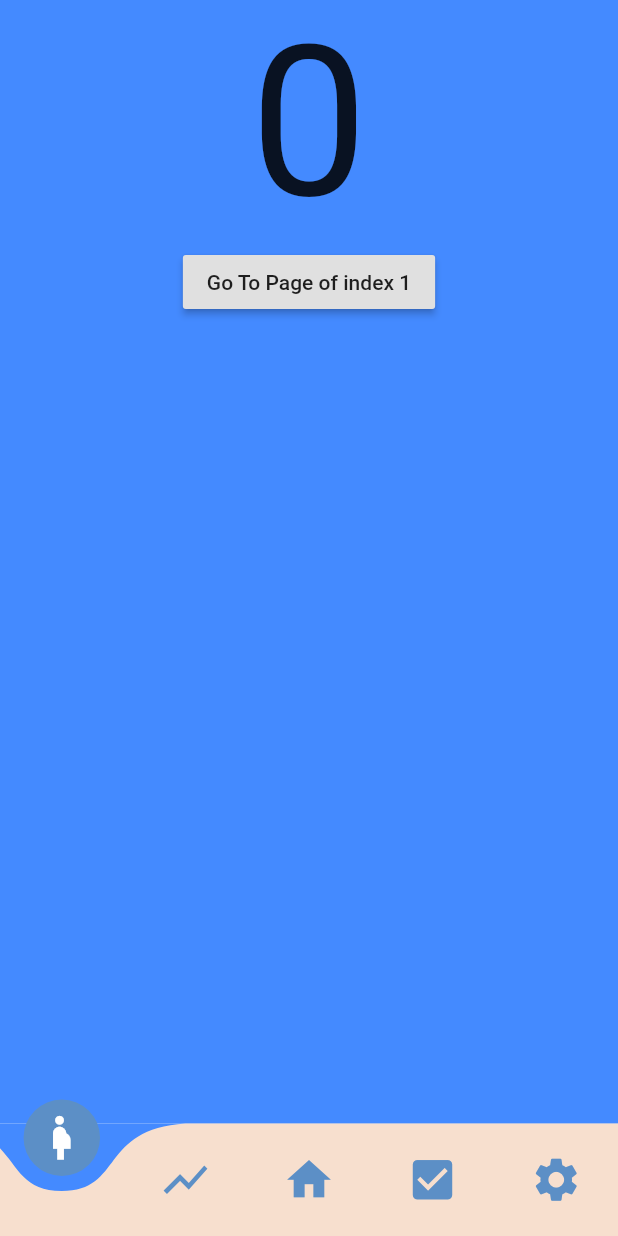
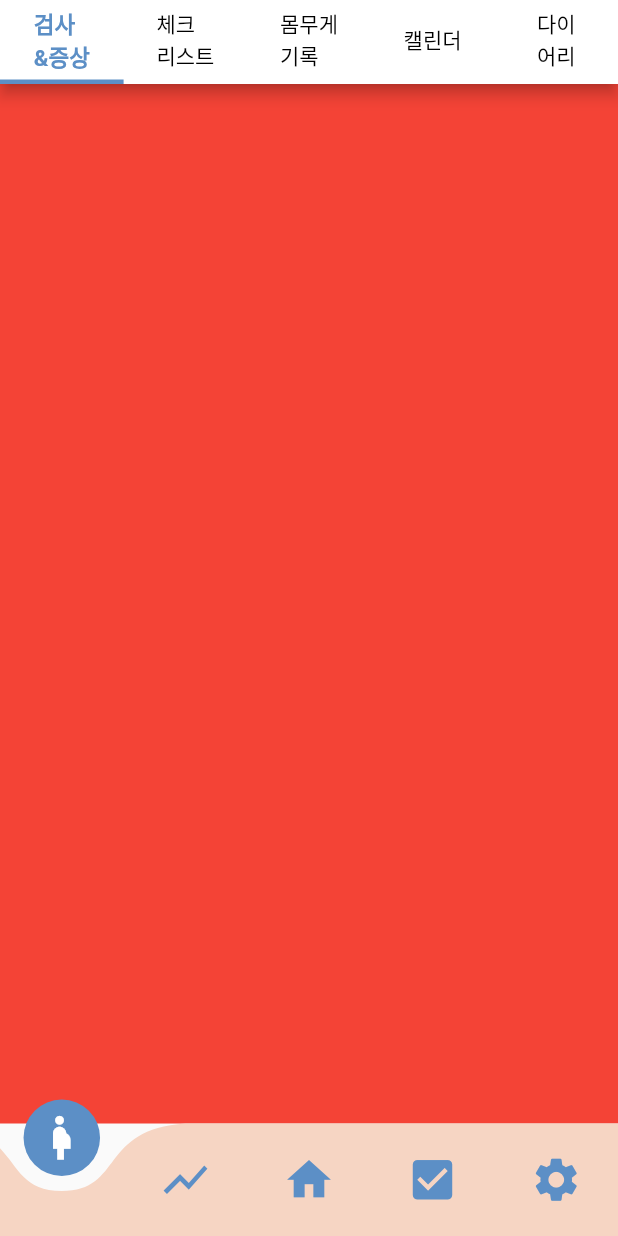
Before and after one commit to jimingoal/babybilly, a Flutter app: the screen it shows after launch, on a phone screen of 412 x 824 dp. Run offline on Flutter 3.47's test engine with Material 2 defaults, Android fonts, the phone set to English and light mode, and no system bars; drawn by our look-alikes of curved_navigation_bar; our stand-ins replace google_fonts.

Commit message:
ChartsScreen - TabBar 구현

```diff
--- a/lib/main.dart
+++ b/lib/main.dart
@@ -1,3 +1,8 @@
+import 'package:babybilly/screens/charts_screen.dart';
+import 'package:babybilly/screens/checklist_screen.dart';
+import 'package:babybilly/screens/home_screen.dart';
+import 'package:babybilly/screens/pregnant_screen.dart';
+import 'package:babybilly/screens/settings_screen.dart';
 import 'package:babybilly/utils/constants.dart';
 import 'package:curved_navigation_bar/curved_navigation_bar.dart';
 import 'package:flutter/material.dart';
@@ -29,6 +34,14 @@ class _MyHomePageState extends State<MyHomePage> {
   int _page = 0;
   GlobalKey _bottomNavigationKey = GlobalKey();
 
+  List<Widget> _widgetOptions = <Widget>[
+    ChartsScreen(),
+    PregnantScreen(),
+    HomeScreen(),
+    ChecklistScreen(),
+    SettingsScreen(),
+  ];
+
   @override
   Widget build(BuildContext context) {
     return Scaffold(
@@ -44,9 +57,9 @@ class _MyHomePageState extends State<MyHomePage> {
           Icon(Icons.check_box, size: 35, color: _page == 3 ? white : blue),
           Icon(Icons.settings, size: 35, color: _page == 4 ? white : blue),
         ],
-          color: Color(0xFFF7DFCE),
-          buttonBackgroundColor: Color(0xFF5C8FC6),
-          backgroundColor: Colors.blueAccent,
+        color: pink,
+        buttonBackgroundColor: blue,
+        backgroundColor: Colors.transparent,
         animationCurve: Curves.easeInOut,
         animationDuration: Duration(milliseconds: 600),
         onTap: (index) {
@@ -55,23 +68,7 @@ class _MyHomePageState extends State<MyHomePage> {
           });
         },
       ),
-        body: Container(
-          color: Colors.blueAccent,
-          child: Center(
-            child: Column(
-              children: <Widget>[
-                Text(_page.toString(), textScaleFactor: 10.0),
-                RaisedButton(
-                  child: Text('Go To Page of index 1'),
-                  onPressed: () {
-                    final CurvedNavigationBarState navBarState =
-                        _bottomNavigationKey.currentState;
-                    navBarState.setPage(1);
-                  },
-                )
-              ],
-            ),
-          ),
-        ));
+      body: _widgetOptions[_page],
+    );
   }
 }
--- /dev/null
+++ b/lib/screens/charts_screen.dart
@@ -0,0 +1,45 @@
+import 'package:babybilly/utils/constants.dart';
+import 'package:flutter/material.dart';
+
+class ChartsScreen extends StatelessWidget {
+  @override
+  Widget build(BuildContext context) {
+    return DefaultTabController(
+      // 탭의 수 설정
+      length: 5,
+      child: Scaffold(
+        appBar: AppBar(
+          backgroundColor: white,
+          flexibleSpace: SafeArea(
+            child: TabBar(
+              indicatorColor: blue,
+              indicatorWeight: 3,
+              labelColor: blue,
+              labelStyle: headerStyle,
+              labelPadding: EdgeInsets.all(5.0),
+              unselectedLabelColor: Colors.black,
+              unselectedLabelStyle: TextStyle(),
+              tabs: [
+                Text('검사\n&증상'),
+                Text('체크\n리스트'),
+                Text('몸무게\n기록'),
+                Text('캘린더'),
+                Text('다이\n어리'),
+              ],
+            ),
+          ),
+        ),
+        // TabVarView 구현. 각 탭에 해당하는 컨텐트 구성
+        body: TabBarView(
+          children: [
+            Container(color: Colors.red),
+            Container(color: Colors.orange),
+            Container(color: Colors.yellow),
+            Container(color: Colors.green),
+            Container(color: Colors.blue),
+          ],
+        ),
+      ),
+    );
+  }
+}
--- /dev/null
+++ b/lib/screens/checklist_screen.dart
@@ -0,0 +1,10 @@
+import 'package:flutter/material.dart';
+
+class ChecklistScreen extends StatelessWidget {
+  @override
+  Widget build(BuildContext context) {
+    return Container(
+      color: Colors.green,
+    );
+  }
+}
--- /dev/null
+++ b/lib/screens/home_screen.dart
@@ -0,0 +1,10 @@
+import 'package:flutter/material.dart';
+
+class HomeScreen extends StatelessWidget {
+  @override
+  Widget build(BuildContext context) {
+    return Container(
+      color: Colors.yellow,
+    );
+  }
+}
--- /dev/null
+++ b/lib/screens/pregnant_screen.dart
@@ -0,0 +1,10 @@
+import 'package:flutter/material.dart';
+
+class PregnantScreen extends StatelessWidget {
+  @override
+  Widget build(BuildContext context) {
+    return Container(
+      color: Colors.red,
+    );
+  }
+}
--- /dev/null
+++ b/lib/screens/settings_screen.dart
@@ -0,0 +1,10 @@
+import 'package:flutter/material.dart';
+
+class SettingsScreen extends StatelessWidget {
+  @override
+  Widget build(BuildContext context) {
+    return Container(
+      color: Colors.blue,
+    );
+  }
+}
--- a/lib/utils/constants.dart
+++ b/lib/utils/constants.dart
@@ -1,5 +1,15 @@
 import 'package:flutter/material.dart';
+import 'package:google_fonts/google_fonts.dart';
 
 const pink = Color(0xFFF6D5C3);
 const blue = Color(0xFF5C8FC6);
 const white = Colors.white;
+const black = Colors.black;
+
+var headerStyle = GoogleFonts.roboto(
+  textStyle: TextStyle(
+    color: white,
+    fontSize: 15.0,
+    fontWeight: FontWeight.bold,
+  ),
+);
--- a/pubspec.yaml
+++ b/pubspec.yaml
@@ -31,6 +31,8 @@ dependencies:
   firebase_core: ^0.5.3
   cloud_firestore: ^0.14.4
   curved_navigation_bar: ^0.3.4
+  google_fonts: ^1.1.0
+
 
 dev_dependencies:
   flutter_test:
```
Also changed, not shown: pubspec.lock. Lines whose indentation alone changed are shown as unchanged.
